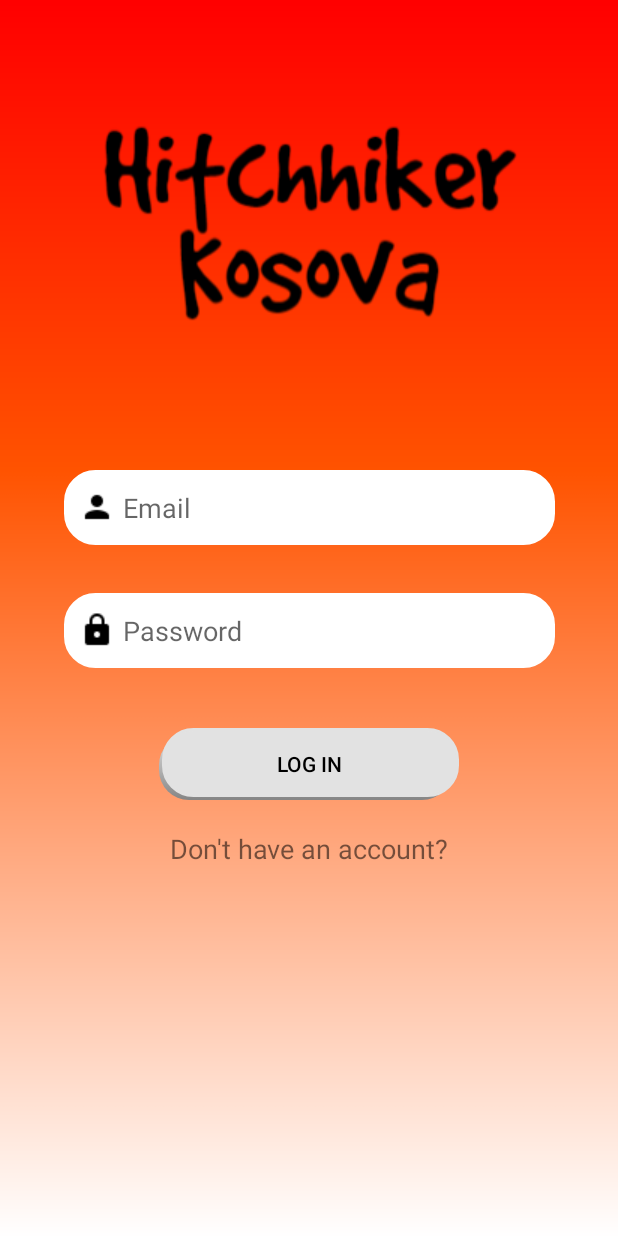
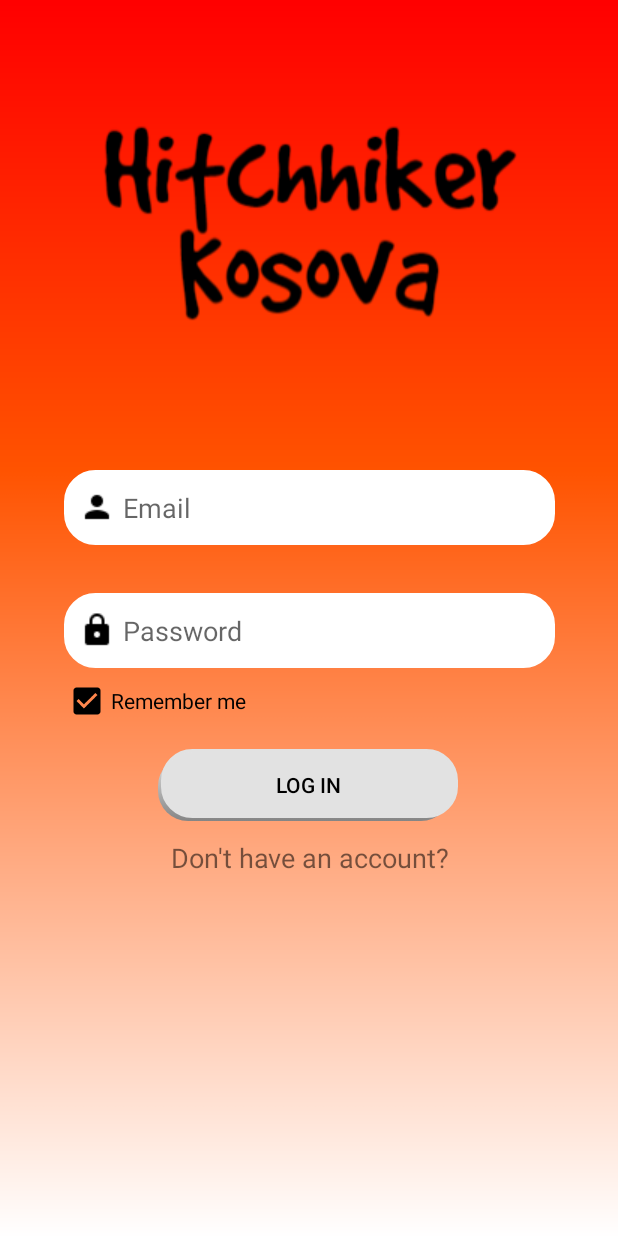
Before and after one commit to EgzonaGrashtica/PPMGr.1, an Android app: the screen it shows after launch (LogInActivity), on a phone screen of 412 x 824 dp. Run offline under Robolectric (Android 15) with nearby library versions, the light colour scheme and no system bars; our stand-ins replace Firebase (no records; nobody signed in at launch, a user with empty details on screens opened directly).

Commit message:
Remember me feature
Remember me feature per ta ruajtur email-in ne login permes shared preferences

```diff
--- a/hitchhikerK/app/src/main/java/com/fiek/hitchhikerkosova/LogInActivity.java
+++ b/hitchhikerK/app/src/main/java/com/fiek/hitchhikerkosova/LogInActivity.java
@@ -4,12 +4,14 @@ import androidx.annotation.NonNull;
 import androidx.appcompat.app.AppCompatActivity;
 
 import android.content.Intent;
+import android.content.SharedPreferences;
 import android.os.Bundle;
 import android.text.TextUtils;
 import android.util.Log;
 import android.util.Patterns;
 import android.view.View;
 import android.widget.Button;
+import android.widget.CheckBox;
 import android.widget.EditText;
 import android.widget.TextView;
 import android.widget.Toast;
@@ -26,6 +28,9 @@ public class LogInActivity extends AppCompatActivity {
     EditText etPassword;
     String email;
     String password;
+    CheckBox chbRememberMe;
+    SharedPreferences sharedPreferences;
+    Button btnLogin;
     private FirebaseAuth mAuth;
 
     @Override
@@ -35,6 +40,8 @@ public class LogInActivity extends AppCompatActivity {
 
         etEmail=(EditText) findViewById(R.id.etEmail);
         etPassword=(EditText) findViewById(R.id.etPassword);
+        chbRememberMe=(CheckBox) findViewById(R.id.chbRememberMe);
+        btnLogin=(Button) findViewById(R.id.btnLogIn);
         mAuth = FirebaseAuth.getInstance();
 
     }
@@ -46,7 +53,12 @@ public class LogInActivity extends AppCompatActivity {
         if(currentUser !=null){
             startActivity(new Intent(LogInActivity.this, MainActivity.class));
             finish();
-
+        }
+        sharedPreferences=getPreferences(0);
+        String storedEmail=sharedPreferences.getString(getString(R.string.prefEmailKey),null);
+        if(storedEmail != null){
+            etEmail.setText(storedEmail);
+            chbRememberMe.setChecked(true);
         }
     }
 
@@ -54,6 +66,7 @@ public class LogInActivity extends AppCompatActivity {
         email= etEmail.getText().toString().trim();
         password= etPassword.getText().toString().trim();
         if(validateLogInData()){
+            btnLogin.setEnabled(false);
             mAuth.signInWithEmailAndPassword(email, password)
                     .addOnCompleteListener(this, new OnCompleteListener<AuthResult>() {
                         @Override
@@ -61,9 +74,17 @@ public class LogInActivity extends AppCompatActivity {
                             if (task.isSuccessful()) {
                                 // Sign in success, update UI with the signed-in user's information
                                 Log.d("Debug Info", "signInWithEmail:success");
+                                if(chbRememberMe.isChecked()){
+                                    sharedPreferences=getPreferences(0);
+                                    SharedPreferences.Editor editor = sharedPreferences.edit();
+                                    editor.putString(getString(R.string.prefEmailKey),etEmail.getText().toString());
+                                    editor.apply();
+                                }
+                                btnLogin.setEnabled(true);
                                 startActivity(new Intent(LogInActivity.this, MainActivity.class));
                                 finish();
                             } else {
+                                btnLogin.setEnabled(true);
                                 // If sign in fails, display a message to the user.
                                 Log.w("Debug Info", "signInWithEmail:failure", task.getException());
                                 Toast.makeText(LogInActivity.this, "Authentication failed.",
--- /dev/null
+++ b/hitchhikerK/app/src/main/res/drawable/button_disabled.xml
@@ -0,0 +1,24 @@
+
+<selector xmlns:android="http://schemas.android.com/apk/res/android">
+    <item>
+        <layer-list>
+            <item android:right="5dp" android:top="5dp">
+                <shape>
+                    <corners android:radius="20dp" />
+                    <gradient android:angle="270"
+                        android:endColor="#858585" android:startColor="#E2E2E2" />
+                </shape>
+            </item>
+            <item android:bottom="2dp" android:left="2dp">
+                <shape>
+                    <solid android:color="#778899"></solid>
+                    <stroke android:width="2dp" android:color="#E2E2E2" />
+                    <corners android:radius="20dp" />
+                    <padding android:bottom="10dp" android:left="10dp"
+                        android:right="10dp" android:top="10dp" />
+                </shape>
+            </item>
+        </layer-list>
+    </item>
+
+</selector>
--- /dev/null
+++ b/hitchhikerK/app/src/main/res/drawable/button_state.xml
@@ -0,0 +1,5 @@
+<?xml version="1.0" encoding="utf-8"?>
+<selector xmlns:android="http://schemas.android.com/apk/res/android">
+    <item android:state_enabled="false"  android:drawable="@drawable/button_disabled" />
+    <item android:drawable="@drawable/button" />
+</selector>
--- a/hitchhikerK/app/src/main/res/drawable/et_style1.xml
+++ /dev/null
@@ -1,12 +0,0 @@
-<?xml version="1.0" encoding="utf-8"?>
-<shape xmlns:android="http://schemas.android.com/apk/res/android" android:shape="rectangle">
-    <stroke
-        android:width="2dp"
-        android:color="@color/colorPrimary"/>
-    <gradient
-        android:angle="90"
-        android:startColor="@color/colorAccent"
-        android:centerColor="#FF935F"
-        android:endColor="@color/colorAccent"></gradient>
-    <corners android:radius="20dp"/>
-</shape>
--- a/hitchhikerK/app/src/main/res/layout/activity_log_in.xml
+++ b/hitchhikerK/app/src/main/res/layout/activity_log_in.xml
@@ -5,7 +5,8 @@
     android:layout_width="match_parent"
     android:layout_height="match_parent"
     android:background="@drawable/background2"
-    tools:context=".LogInActivity">
+    tools:context=".LogInActivity"
+    >
 
     <EditText
         android:id="@+id/etEmail"
@@ -28,21 +29,6 @@
         app:layout_constraintStart_toStartOf="parent"
         app:layout_constraintTop_toBottomOf="@+id/imageView2"
         android:imeOptions="actionNext"/>
-
-    <TextView
-        android:id="@+id/tvRegister"
-        android:layout_width="wrap_content"
-        android:layout_height="wrap_content"
-        android:layout_marginStart="114dp"
-        android:layout_marginTop="20dp"
-        android:layout_marginEnd="114dp"
-        android:clickable="true"
-        android:onClick="@string/tvRegisterFunc"
-        android:text="@string/tvRegister"
-        android:textSize="18sp"
-        app:layout_constraintEnd_toEndOf="parent"
-        app:layout_constraintStart_toStartOf="parent"
-        app:layout_constraintTop_toBottomOf="@+id/btnLogIn" />
 
     <EditText
         android:id="@+id/etPassword"
@@ -70,15 +56,32 @@
         android:layout_width="200dp"
         android:layout_height="wrap_content"
         android:layout_marginStart="105dp"
-        android:layout_marginTop="40dp"
+        android:layout_marginTop="16dp"
         android:layout_marginEnd="106dp"
-        android:background="@drawable/button"
+        android:background="@drawable/button_state"
         android:onClick="@string/btnLogInFunc"
         android:text="@string/btnLogInTxt"
         android:textColor="@android:color/black"
         app:layout_constraintEnd_toEndOf="parent"
+        app:layout_constraintHorizontal_bias="0.0"
         app:layout_constraintStart_toStartOf="parent"
-        app:layout_constraintTop_toBottomOf="@+id/etPassword" />
+        app:layout_constraintTop_toBottomOf="@+id/chbRememberMe" />
+
+    <TextView
+        android:id="@+id/tvRegister"
+        android:layout_width="wrap_content"
+        android:layout_height="wrap_content"
+        android:layout_marginStart="114dp"
+        android:layout_marginTop="12dp"
+        android:layout_marginEnd="114dp"
+        android:clickable="true"
+        android:onClick="@string/tvRegisterFunc"
+        android:text="@string/tvRegister"
+        android:textSize="18sp"
+        app:layout_constraintEnd_toEndOf="parent"
+        app:layout_constraintHorizontal_bias="0.0"
+        app:layout_constraintStart_toStartOf="parent"
+        app:layout_constraintTop_toBottomOf="@+id/btnLogIn" />
 
     <ImageView
         android:id="@+id/imageView2"
@@ -93,4 +96,18 @@
         app:layout_constraintTop_toTopOf="parent"
         app:srcCompat="@drawable/login_photo" />
 
+    <CheckBox
+        android:id="@+id/chbRememberMe"
+        style="@android:style/Widget.Material.Light.CompoundButton.CheckBox"
+        android:layout_width="wrap_content"
+        android:layout_height="wrap_content"
+        android:layout_marginStart="42dp"
+        android:layout_marginTop="6dp"
+        android:buttonTint="#000000"
+        android:checked="true"
+        android:text="@string/rememberMeCheckBox"
+        android:textColorLink="@color/colorAccent"
+        app:layout_constraintStart_toStartOf="parent"
+        app:layout_constraintTop_toBottomOf="@+id/etPassword" />
+
 </androidx.constraintlayout.widget.ConstraintLayout>
--- a/hitchhikerK/app/src/main/res/values/strings.xml
+++ b/hitchhikerK/app/src/main/res/values/strings.xml
@@ -108,6 +108,12 @@
     <string name="rides">Rides</string>
     <string name="reserved">Reserved</string>
 
+    <!--Checkboxes-->
+    <string name="rememberMeCheckBox">Remember me</string>
+
+    <!-- Constants-->
+    <string name="prefEmailKey">email</string>
+
 
     <!-- TODO: Remove or change this placeholder text -->
     <string name="hello_blank_fragment">Hello blank fragment</string>
```
